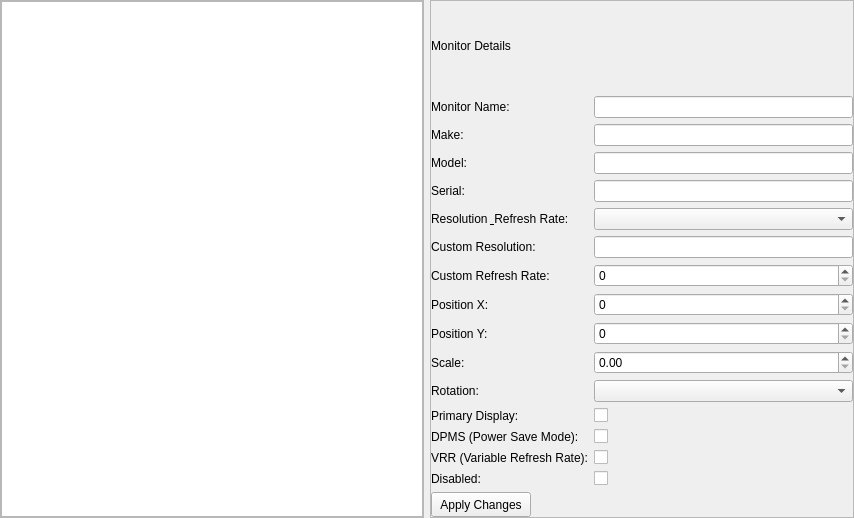
Qt form src/ui/main_layout.ui (fabelv/HyprView) before a commit.
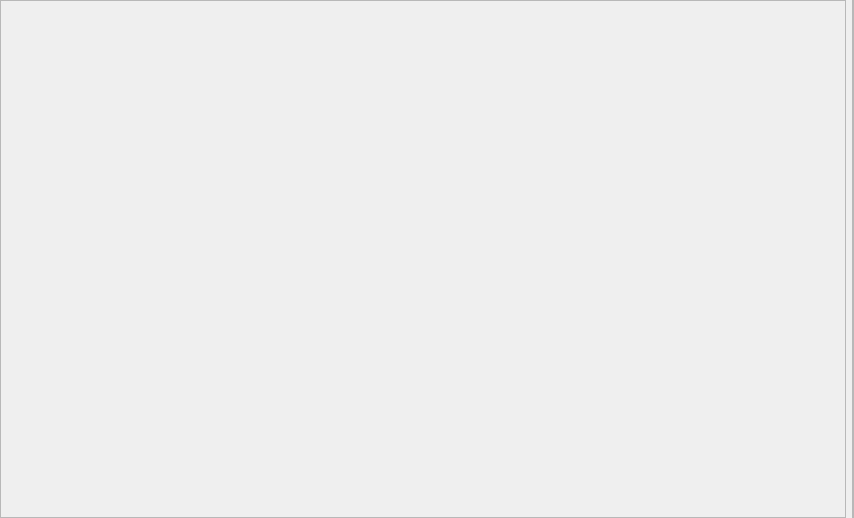
The same form after that commit.

What changed in the file:
```diff
--- a/src/ui/main_layout.ui
+++ b/src/ui/main_layout.ui
@@ -61,9 +61,6 @@
         <property name="bottomMargin">
          <number>0</number>
         </property>
-        <item>
-         <widget class="QGraphicsView" name="graphicsView"/>
-        </item>
        </layout>
       </widget>
      </item>
@@ -88,187 +85,6 @@
         <property name="bottomMargin">
          <number>0</number>
         </property>
-        <item>
-         <layout class="QVBoxLayout" name="verticalLayout" stretch="0,0">
-          <item>
-           <widget class="QLabel" name="monitorDetailsLabel">
-            <property name="text">
-             <string>Monitor Details</string>
-            </property>
-           </widget>
-          </item>
-          <item>
-           <layout class="QFormLayout" name="formLayout">
-            <item row="0" column="0">
-             <widget class="QLabel" name="monitorNameLabel">
-              <property name="text">
-               <string>Monitor Name:</string>
-              </property>
-             </widget>
-            </item>
-            <item row="0" column="1">
-             <widget class="QLineEdit" name="monitorName"/>
-            </item>
-            <item row="1" column="0">
-             <widget class="QLabel" name="makeLabel">
-              <property name="text">
-               <string>Make:</string>
-              </property>
-             </widget>
-            </item>
-            <item row="1" column="1">
-             <widget class="QLineEdit" name="monitorMake"/>
-            </item>
-            <item row="2" column="0">
-             <widget class="QLabel" name="modelLabel">
-              <property name="text">
-               <string>Model:</string>
-              </property>
-             </widget>
-            </item>
-            <item row="2" column="1">
-             <widget class="QLineEdit" name="monitorModelLabel"/>
-            </item>
-            <item row="3" column="0">
-             <widget class="QLabel" name="serialLabel">
-              <property name="text">
-               <string>Serial:</string>
-              </property>
-             </widget>
-            </item>
-            <item row="3" column="1">
-             <widget class="QLineEdit" name="monitorSerialLabel"/>
-            </item>
-            <item row="4" column="0">
-             <widget class="QLabel" name="resolutionRefreshRateLabel">
-              <property name="text">
-               <string>Resolution &amp; Refresh Rate:</string>
-              </property>
-              <property name="buddy">
-               <cstring>resolutionDropdown</cstring>
-              </property>
-             </widget>
-            </item>
-            <item row="4" column="1">
-             <widget class="QComboBox" name="resolutionDropdown"/>
-            </item>
-            <item row="5" column="0">
-             <widget class="QLabel" name="customResolutionLabel">
-              <property name="text">
-               <string>Custom Resolution:</string>
-              </property>
-             </widget>
-            </item>
-            <item row="5" column="1">
-             <widget class="QLineEdit" name="customResolution"/>
-            </item>
-            <item row="6" column="0">
-             <widget class="QLabel" name="customRefreshRateLabel">
-              <property name="text">
-               <string>Custom Refresh Rate:</string>
-              </property>
-             </widget>
-            </item>
-            <item row="6" column="1">
-             <widget class="QSpinBox" name="customRefreshRate"/>
-            </item>
-            <item row="7" column="0">
-             <widget class="QLabel" name="positionXLabel">
-              <property name="text">
-               <string>Position X:</string>
-              </property>
-             </widget>
-            </item>
-            <item row="7" column="1">
-             <widget class="QSpinBox" name="positionX"/>
-            </item>
-            <item row="8" column="0">
-             <widget class="QLabel" name="positionYLabel">
-              <property name="text">
-               <string>Position Y:</string>
-              </property>
-             </widget>
-            </item>
-            <item row="8" column="1">
-             <widget class="QSpinBox" name="positionY"/>
-            </item>
-            <item row="9" column="0">
-             <widget class="QLabel" name="scaleLabel">
-              <property name="text">
-               <string>Scale:</string>
-              </property>
-             </widget>
-            </item>
-            <item row="9" column="1">
-             <widget class="QDoubleSpinBox" name="scaleFactor"/>
-            </item>
-            <item row="10" column="0">
-             <widget class="QLabel" name="rotationLabel">
-              <property name="text">
-               <string>Rotation:</string>
-              </property>
-             </widget>
-            </item>
-            <item row="10" column="1">
-             <widget class="QComboBox" name="rotationBox"/>
-            </item>
-            <item row="11" column="0">
-             <widget class="QLabel" name="primaryDisplayLabel">
-              <property name="text">
-               <string>Primary Display:</string>
-              </property>
-             </widget>
-            </item>
-            <item row="11" column="1">
-             <widget class="QCheckBox" name="primaryCheckbox"/>
-            </item>
-            <item row="12" column="0">
-             <widget class="QLabel" name="dPMSPowerSaveModeLabel">
-              <property name="text">
-               <string>DPMS (Power Save Mode):</string>
-              </property>
-             </widget>
-            </item>
-            <item row="12" column="1">
-             <widget class="QCheckBox" name="dpmsCheckbox"/>
-            </item>
-            <item row="13" column="0">
-             <widget class="QLabel" name="vRRVariableRefreshRateLabel">
-              <property name="text">
-               <string>VRR (Variable Refresh Rate):</string>
-              </property>
-             </widget>
-            </item>
-            <item row="13" column="1">
-             <widget class="QCheckBox" name="vrrCheckbox"/>
-            </item>
-            <item row="14" column="0">
-             <widget class="QLabel" name="disabledLabel">
-              <property name="text">
-               <string>Disabled:</string>
-              </property>
-             </widget>
-            </item>
-            <item row="14" column="1">
-             <widget class="QCheckBox" name="disabledCheckbox"/>
-            </item>
-           </layout>
-          </item>
-         </layout>
-        </item>
-        <item>
-         <widget class="QPushButton" name="applyButton">
-          <property name="maximumSize">
-           <size>
-            <width>100</width>
-            <height>25</height>
-           </size>
-          </property>
-          <property name="text">
-           <string>Apply Changes</string>
-          </property>
-         </widget>
-        </item>
        </layout>
       </widget>
      </item>
```
